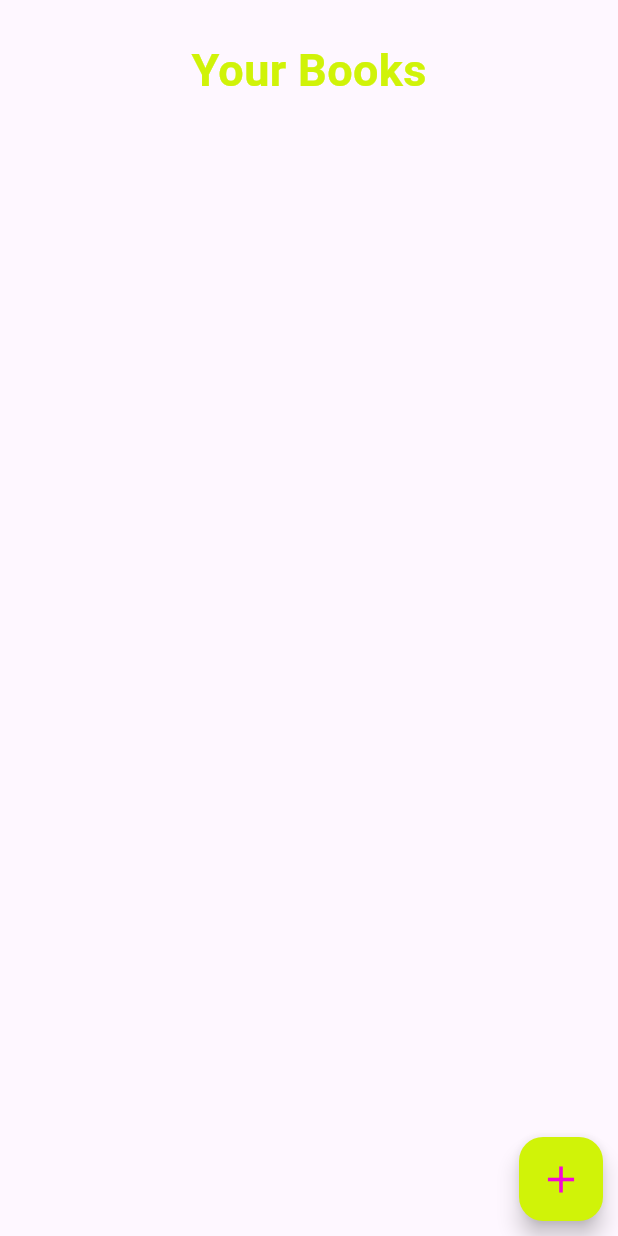
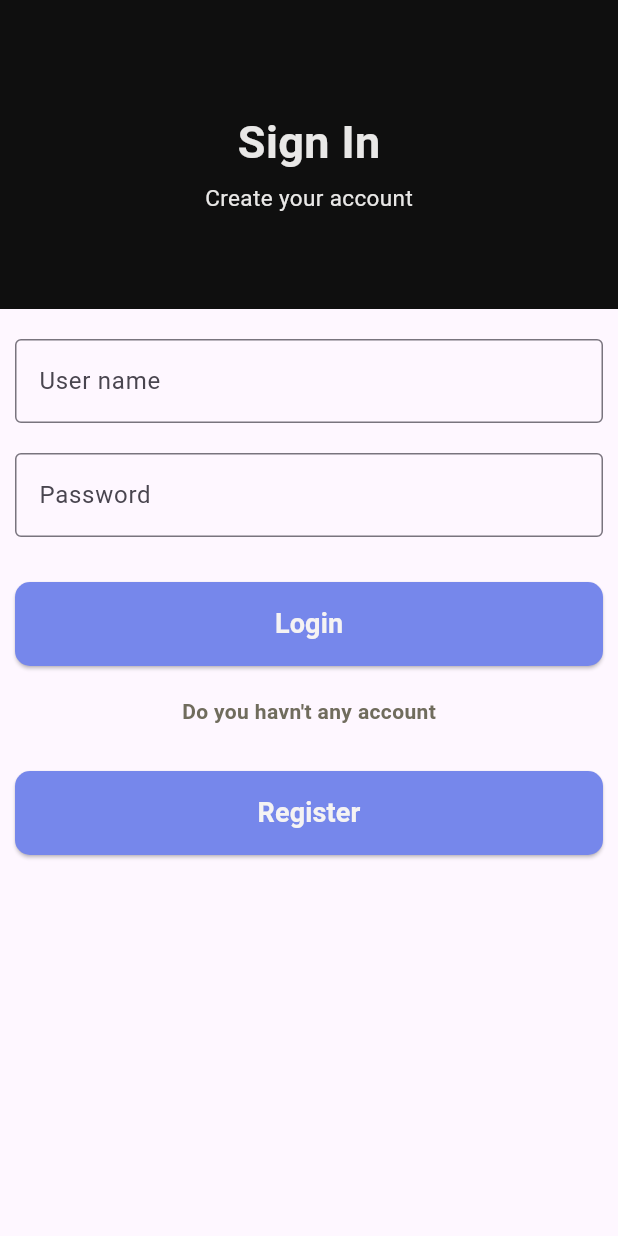
Before and after one commit to SasinduDias/BookSellingAdminPartFlutter, a Flutter app: the screen it shows after launch, on a phone screen of 412 x 824 dp. Run offline on Flutter 3.47's test engine with Material 3 defaults, Android fonts, the phone set to English and light mode, and no system bars; our stand-ins replace cloud_firestore, dropdown_button2, firebase_core, get; accounts and stored records are empty.

Commit message:
create login and signup pages designs

```diff
--- a/lib/main.dart
+++ b/lib/main.dart
@@ -1,6 +1,7 @@
 import 'package:book_app_server_side/controller/home_controller.dart';
 import 'package:book_app_server_side/firebase_options.dart';
 import 'package:book_app_server_side/pages/home_page.dart';
+import 'package:book_app_server_side/pages/login.dart';
 import 'package:firebase_core/firebase_core.dart';
 import 'package:flutter/material.dart';
 import 'package:get/get.dart';
@@ -19,7 +20,8 @@ class MainApp extends StatelessWidget {
   @override
   Widget build(BuildContext context) {
     return const GetMaterialApp(
-      home: HomePage(),
+      // home: HomePage(),
+      home: Login(),
     );
   }
 }
--- /dev/null
+++ b/lib/pages/login.dart
@@ -0,0 +1,139 @@
+import 'package:book_app_server_side/pages/home_page.dart';
+import 'package:book_app_server_side/pages/signUp.dart';
+import 'package:flutter/material.dart';
+import 'package:get/get.dart';
+
+class Login extends StatelessWidget {
+  const Login({super.key});
+
+  @override
+  Widget build(BuildContext context) {
+    return Scaffold(
+        body: SingleChildScrollView(
+      child: Column(children: [
+        Container(
+          padding: EdgeInsets.all(10),
+          height: MediaQuery.of(context).size.height * 0.25,
+          width: double.infinity,
+          color: Color.fromARGB(255, 15, 15, 15),
+          child: const Column(
+            mainAxisAlignment: MainAxisAlignment.center,
+            children: [
+              SizedBox(height: 10),
+              Text(
+                "Sign In",
+                style: TextStyle(
+                  fontSize: 30,
+                  color: Color.fromARGB(255, 233, 232, 231),
+                  fontWeight: FontWeight.bold,
+                ),
+              ),
+              SizedBox(height: 5),
+              Text(
+                "Create your account",
+                style: TextStyle(
+                  fontSize: 15,
+                  color: Color.fromARGB(255, 233, 232, 231),
+                  fontWeight: FontWeight.normal,
+                ),
+              )
+            ],
+          ),
+        ),
+        const SizedBox(
+          height: 20,
+        ),
+        Container(
+          padding: const EdgeInsets.only(left: 10, right: 10),
+          child: Column(
+            children: [
+              const TextField(
+                decoration: InputDecoration(
+                  label: Text("User name"),
+                  border: OutlineInputBorder(),
+                  hintText: 'Enter user name',
+                ),
+              ),
+              const SizedBox(
+                height: 20,
+              ),
+              const TextField(
+                decoration: InputDecoration(
+                  label: Text("Password"),
+                  border: OutlineInputBorder(),
+                  hintText: 'Enter password',
+                ),
+              ),
+              const SizedBox(
+                height: 30,
+              ),
+              Container(
+                width: double.infinity,
+                child: ElevatedButton(
+                  onPressed: () {
+                    Navigator.push(
+                      context,
+                      MaterialPageRoute(builder: (context) => const HomePage()),
+                    );
+                  },
+                  style: ElevatedButton.styleFrom(
+                    backgroundColor: Color.fromARGB(255, 118, 135, 235),
+                    padding: const EdgeInsets.symmetric(vertical: 15),
+                    shape: RoundedRectangleBorder(
+                      borderRadius: BorderRadius.circular(10),
+                    ),
+                  ),
+                  child: const Text(
+                    "Login",
+                    style: TextStyle(
+                        color: Color.fromARGB(255, 245, 243, 243),
+                        fontSize: 18,
+                        fontWeight: FontWeight.bold),
+                  ),
+                ),
+              ),
+              const SizedBox(
+                height: 20,
+              ),
+              const Text(
+                "Do you havn't any account",
+                style: TextStyle(
+                  color: Color.fromARGB(255, 112, 108, 93),
+                  fontWeight: FontWeight.bold,
+                ),
+              ),
+              const SizedBox(
+                height: 30,
+              ),
+              Container(
+                width: double.infinity,
+                child: ElevatedButton(
+                  onPressed: () {
+                    Navigator.push(
+                      context,
+                      MaterialPageRoute(builder: (context) => const Signup()),
+                    );
+                  },
+                  style: ElevatedButton.styleFrom(
+                    backgroundColor: Color.fromARGB(255, 118, 135, 235),
+                    padding: const EdgeInsets.symmetric(vertical: 15),
+                    shape: RoundedRectangleBorder(
+                      borderRadius: BorderRadius.circular(10),
+                    ),
+                  ),
+                  child: const Text(
+                    "Register",
+                    style: TextStyle(
+                        color: Color.fromARGB(255, 245, 243, 243),
+                        fontSize: 18,
+                        fontWeight: FontWeight.bold),
+                  ),
+                ),
+              )
+            ],
+          ),
+        )
+      ]),
+    ));
+  }
+}
--- a/pubspec.yaml
+++ b/pubspec.yaml
@@ -24,3 +24,5 @@ dev_dependencies:
 
 flutter:
   uses-material-design: true
+  assets:
+         - assets/google.png
```
Also changed, not shown: lib/pages/add_book.dart (+21 -7 lines), lib/pages/signUp.dart (added, +126 -0 lines), assets/google.png (added).
